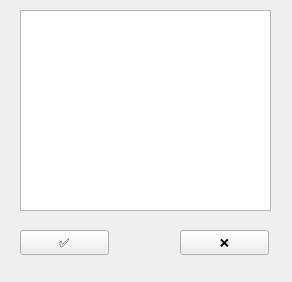
This is Проекты в Qt Creator/TextEditor/settings.ui in IllugiSvensson/My_GitHub_repo as Qt 5 draws it before an edit. The edited form follows.
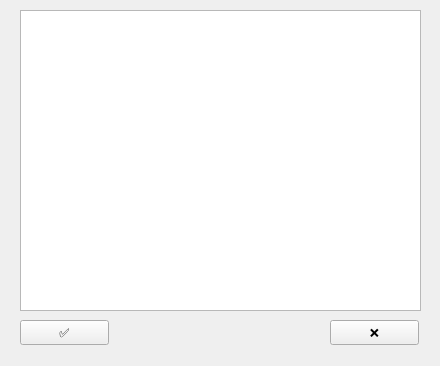
This is the edited form.

Diff of the .ui file:
```diff
--- a/Проекты в Qt Creator/TextEditor/settings.ui
+++ b/Проекты в Qt Creator/TextEditor/settings.ui
@@ -9,8 +9,8 @@
    <rect>
     <x>0</x>
     <y>0</y>
-    <width>292</width>
-    <height>282</height>
+    <width>440</width>
+    <height>366</height>
    </rect>
   </property>
   <property name="windowTitle">
@@ -20,7 +20,7 @@
    <property name="geometry">
     <rect>
      <x>20</x>
-     <y>230</y>
+     <y>320</y>
      <width>89</width>
      <height>25</height>
     </rect>
@@ -32,8 +32,8 @@
   <widget class="QPushButton" name="cancel">
    <property name="geometry">
     <rect>
-     <x>180</x>
-     <y>230</y>
+     <x>330</x>
+     <y>320</y>
      <width>89</width>
      <height>25</height>
     </rect>
@@ -47,8 +47,8 @@
     <rect>
      <x>20</x>
      <y>10</y>
-     <width>251</width>
-     <height>201</height>
+     <width>401</width>
+     <height>301</height>
     </rect>
    </property>
   </widget>
```
